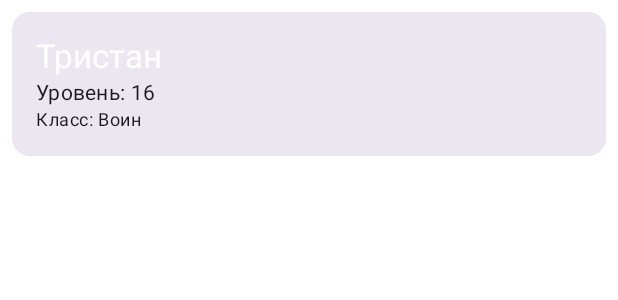
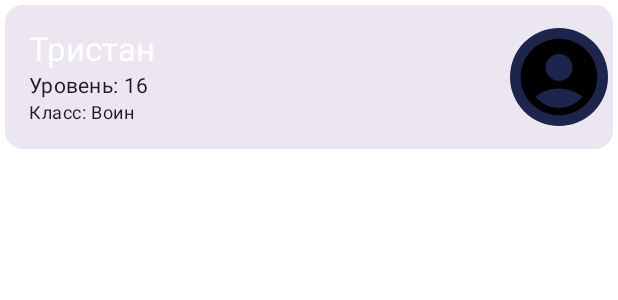
Before and after one commit to Katrina0373/CP, an Android app built with Jetpack Compose: the @Preview function PrevCharCard, on a phone screen of 412 x 824 dp. Shown: the top 300 px of the screen. Run offline under Robolectric (Android 15) with nearby library versions, the phone set to English and light mode, and no system bars.

Commit message:
add character list

```diff
--- a/app/src/main/java/com/mocalovak/cp/data/local/AppDatabase.kt
+++ b/app/src/main/java/com/mocalovak/cp/data/local/AppDatabase.kt
@@ -12,7 +12,7 @@ import com.mocalovak.cp.data.local.entity.SkillEntity
 @Database(entities = [
     CharacterEntity::class,
     SkillEntity::class,
-], version = 2, exportSchema = true)
+], version = 3, exportSchema = true)
 abstract class AppDatabase: RoomDatabase(){
     abstract fun characterDao():CharacterDao
     abstract fun skillDao():SkillDao
--- a/app/src/main/java/com/mocalovak/cp/data/local/dao/CharacterDao.kt
+++ b/app/src/main/java/com/mocalovak/cp/data/local/dao/CharacterDao.kt
@@ -19,7 +19,7 @@ interface CharacterDao{
     @Insert(onConflict = OnConflictStrategy.REPLACE)
     suspend fun insertAll(characters: List<CharacterEntity>)
 
-    @Delete()
+    @Delete
     suspend fun deleteOne(character: CharacterEntity)
 
     @Insert(onConflict = OnConflictStrategy.REPLACE)
--- a/app/src/main/java/com/mocalovak/cp/data/repository/CharacterRepositoryImpl.kt
+++ b/app/src/main/java/com/mocalovak/cp/data/repository/CharacterRepositoryImpl.kt
@@ -12,7 +12,8 @@ class CharacterRepositoryImpl @Inject constructor(
     private val dao:CharacterDao
 ): CharacterRepository{
     override fun getCharacters(): Flow<List<Character>> {
-        return dao.getAll().map { list -> list.map { it.toDomain() } }
+        var listic = dao.getAll()
+        return listic.map { list -> list.map { it.toDomain() } }
     }
 
     override fun getCharacter(id: String): Flow<Character> {
--- a/app/src/main/java/com/mocalovak/cp/domain/model/Character.kt
+++ b/app/src/main/java/com/mocalovak/cp/domain/model/Character.kt
@@ -1,12 +1,15 @@
 package com.mocalovak.cp.domain.model
+
+import android.graphics.Bitmap
 
 data class Character(
     val id:String,
     val name:String,
     val classification: String,
-    val profession1:String,
-    val profession2: String,
+    val profession1:String?,
+    val profession2: String?,
     val race:String,
+    val imagePath: String?,
     var level:Int,
     var maxHP:Int,
     var currentHP:Int,
--- a/app/src/main/java/com/mocalovak/cp/domain/usecase/GetCharactersListUseCase.kt
+++ b/app/src/main/java/com/mocalovak/cp/domain/usecase/GetCharactersListUseCase.kt
@@ -1,5 +1,6 @@
 package com.mocalovak.cp.domain.usecase
 
+import androidx.compose.runtime.collectAsState
 import com.mocalovak.cp.domain.model.Character
 import com.mocalovak.cp.domain.repository.CharacterRepository
 import kotlinx.coroutines.flow.Flow
--- a/app/src/main/java/com/mocalovak/cp/presentation/HomePage/HomePageUiState.kt
+++ b/app/src/main/java/com/mocalovak/cp/presentation/HomePage/HomePageUiState.kt
@@ -6,3 +6,8 @@ sealed class HomePageUiState {
     data class Success(val characters: List<Character>) : HomePageUiState()
     data class Error(val message: String) : HomePageUiState()
 }
+
+sealed class UiEvent {
+    data class Navigate(val route: String) : UiEvent()
+    object NavigateUp : UiEvent()
+}
--- a/app/src/main/java/com/mocalovak/cp/presentation/HomePage/components/CharacterItem.kt
+++ b/app/src/main/java/com/mocalovak/cp/presentation/HomePage/components/CharacterItem.kt
@@ -1,38 +1,81 @@
 package com.mocalovak.cp.presentation.HomePage.components
 
+import androidx.compose.foundation.Image
+import androidx.compose.foundation.background
+import androidx.compose.foundation.layout.Arrangement
 import androidx.compose.foundation.layout.Column
+import androidx.compose.foundation.layout.Row
 import androidx.compose.foundation.layout.fillMaxWidth
 import androidx.compose.foundation.layout.padding
+import androidx.compose.foundation.layout.size
+import androidx.compose.foundation.shape.CircleShape
+import androidx.compose.material.icons.Icons
+import androidx.compose.material.icons.filled.AccountCircle
 import androidx.compose.material3.Card
 import androidx.compose.material3.CardColors
 import androidx.compose.material3.CardDefaults
+import androidx.compose.material3.Icon
 import androidx.compose.material3.MaterialTheme
 import androidx.compose.material3.Text
 import androidx.compose.runtime.Composable
+import androidx.compose.ui.Alignment
 import androidx.compose.ui.Modifier
+import androidx.compose.ui.draw.clip
 import androidx.compose.ui.graphics.Color
+import androidx.compose.ui.graphics.ImageBitmap
+import androidx.compose.ui.graphics.vector.ImageVector
+import androidx.compose.ui.graphics.vector.rememberVectorPainter
+import androidx.compose.ui.platform.LocalContext
 import androidx.compose.ui.tooling.preview.Preview
 import androidx.compose.ui.unit.dp
 import com.mocalovak.cp.domain.model.Character
+import com.mocalovak.cp.utils.loadImageFromAssets
 
 @Composable
-fun CharacterItem(character: Character){
+fun CharacterItem(character: Character, openCharacter: () -> Unit){
+    val context = LocalContext.current
     Card(
         modifier = Modifier
             .fillMaxWidth()
-            .padding(8.dp),
+            .padding(3.dp),
         colors = CardColors(
             containerColor = MaterialTheme.colorScheme.surfaceContainerHigh,
             contentColor = MaterialTheme.colorScheme.onSurface,
             disabledContainerColor = CardDefaults.cardColors().disabledContainerColor,
             disabledContentColor = CardDefaults.cardColors().disabledContentColor
         ),
-        onClick = {}
+        onClick = openCharacter
     ) {
-        Column(Modifier.padding(16.dp)) {
-            Text(text = character.name, style = MaterialTheme.typography.titleLarge, color = Color.White)
-            Text(text = "Уровень: ${character.level}", style = MaterialTheme.typography.bodyMedium)
-            Text(text = "Класс: ${character.classification}", style = MaterialTheme.typography.bodySmall)
+        Row(Modifier.fillMaxWidth(),
+            verticalAlignment = Alignment.CenterVertically,
+            horizontalArrangement = Arrangement.SpaceBetween) {
+            Column(Modifier.padding(16.dp)) {
+                Text(
+                    text = character.name,
+                    style = MaterialTheme.typography.titleLarge,
+                    color = Color.White
+                )
+                Text(
+                    text = "Уровень: ${character.level}",
+                    style = MaterialTheme.typography.bodyMedium
+                )
+                Text(
+                    text = "Класс: ${character.classification}",
+                    style = MaterialTheme.typography.bodySmall
+                )
+            }
+
+            val painter = loadImageFromAssets(context, character.imagePath) ?:  rememberVectorPainter(Icons.Default.AccountCircle)
+            Image(
+                painter = painter,
+                contentDescription = "View",
+                modifier = Modifier
+                    .padding(3.dp)
+                    .size(65.dp)
+                    .clip(CircleShape)
+                    .background(Color(0xFF1D254D))
+                    .padding(2.dp)
+            )
         }
     }
 }
@@ -47,6 +90,7 @@ fun PrevCharCard(){
             profession1 = "Боец",
             profession2 = "Паладин",
             race = "Людоящер",
+            imagePath = null,
             level = 16,
             maxHP = 64,
             currentHP = 64,
@@ -61,5 +105,7 @@ fun PrevCharCard(){
             intelligence = 2,
             wisdom = 3,
             charisma = -1,
-        ))
+        ),
+        openCharacter = {}
+    )
 }
--- a/app/src/main/java/com/mocalovak/cp/presentation/HomePage/components/TelegramRef.kt
+++ b/app/src/main/java/com/mocalovak/cp/presentation/HomePage/components/TelegramRef.kt
@@ -31,6 +31,7 @@ import androidx.compose.ui.res.painterResource
 import androidx.compose.ui.tooling.preview.Preview
 import androidx.compose.ui.unit.dp
 import com.mocalovak.cp.R
+import com.mocalovak.cp.ui.theme.topContainer
 
 @Composable
 fun TelegramRef(modifier: Modifier = Modifier){
@@ -45,14 +46,14 @@ fun TelegramRef(modifier: Modifier = Modifier){
         modifier = modifier.fillMaxWidth(),
         shape = RoundedCornerShape(16.dp),
         colors = CardDefaults.cardColors(
-            containerColor = Color(0xFF171E48) // фон карточки
+            containerColor = topContainer // фон карточки
         ),
         elevation = CardDefaults.cardElevation(defaultElevation = 4.dp)){
         Row(modifier = Modifier
             .padding(12.dp).fillMaxWidth(),
             verticalAlignment = Alignment.CenterVertically,
             horizontalArrangement = Arrangement.SpaceBetween) {
-            Column() {
+            Column {
                 Text("Наш Telegram", color = Color.White)
                 Text("Новости и вопросы авторам", color = MaterialTheme.colorScheme.onSurface)
             }
--- a/app/src/main/java/com/mocalovak/cp/presentation/HomePage/components/TypoVidget.kt
+++ b/app/src/main/java/com/mocalovak/cp/presentation/HomePage/components/TypoVidget.kt
@@ -39,7 +39,7 @@ fun TypoVidget(picture: Painter, title:String, description:String, buttonText:St
         shape = RoundedCornerShape(16.dp),
         modifier = Modifier
             .width(200.dp)
-            .height(250.dp)
+            .height(230.dp)
             .padding(8.dp),
         elevation = CardDefaults.cardElevation(defaultElevation = 8.dp),
         colors = CardDefaults.cardColors(containerColor = button2)
@@ -71,7 +71,6 @@ fun TypoVidget(picture: Painter, title:String, description:String, buttonText:St
                     maxLines = 2,
                     overflow = TextOverflow.Ellipsis
                 )
-                Spacer(modifier = Modifier.height(12.dp))
 
                 Box(modifier = Modifier.fillMaxSize().align(Alignment.End)) {
                     Button(
--- a/app/src/main/java/com/mocalovak/cp/presentation/nav/Screen.kt
+++ b/app/src/main/java/com/mocalovak/cp/presentation/nav/Screen.kt
@@ -11,5 +11,7 @@ sealed class Screen(val route: String,
     object HomePage: Screen("main", "main", R.drawable.home_active, R.drawable.home_not_active)
     object Search : Screen("characters", "Characters", R.drawable.search_active, R.drawable.search_not_active)
     object Rules : Screen("rules", "Rules", R.drawable.book_not_active, R.drawable.book_active)
-    object Character: Screen("character", "Character", R.drawable.character_active, R.drawable.character_not_active)
+    object Character: Screen("character/{characterId}", "Character", R.drawable.character_active, R.drawable.character_not_active){
+        fun createRoute(characterId:String) = "character/$characterId"
+    }
 }
--- a/app/src/main/java/com/mocalovak/cp/ui/theme/Theme.kt
+++ b/app/src/main/java/com/mocalovak/cp/ui/theme/Theme.kt
@@ -29,6 +29,7 @@ private val LightColorScheme = lightColorScheme(
     onBackground = halfAppWhite,
     surfaceContainerHighest = topContainer,
     onSurface = hptems,
+    primaryContainer = topContainer,
 
     /* Other default colors to override
     background = Color(0xFFFFFBFE),
--- /dev/null
+++ b/app/src/main/java/com/mocalovak/cp/utils/CharacterUtils.kt
@@ -0,0 +1,21 @@
+package com.mocalovak.cp.utils
+
+import android.content.Context
+import android.graphics.BitmapFactory
+import androidx.compose.material.icons.Icons
+import androidx.compose.material.icons.filled.AccountCircle
+import androidx.compose.ui.graphics.ImageBitmap
+import androidx.compose.ui.graphics.asImageBitmap
+import androidx.compose.ui.graphics.painter.BitmapPainter
+import androidx.compose.ui.graphics.painter.Painter
+
+fun loadImageFromAssets(context: Context, path: String?): Painter? {
+    return try {
+        if (path.isNullOrEmpty()) return null
+        val inputStream = context.assets.open(path)
+        val bitmap = BitmapFactory.decodeStream(inputStream)
+        BitmapPainter(bitmap.asImageBitmap())
+    } catch (e: Exception) {
+        null
+    }
+}
```
Also changed, not shown: app/src/main/assets/characters.json (+29 -5 lines), app/src/main/java/com/mocalovak/cp/MainActivity.kt (+43 -15 lines), app/src/main/java/com/mocalovak/cp/data/local/entity/CharacterEntity.kt (+7 -2 lines), app/src/main/java/com/mocalovak/cp/presentation/CharacterList/CharacterList.kt (added, +39 -0 lines), app/src/main/java/com/mocalovak/cp/presentation/HomePage/HomePageScreen.kt (+42 -14 lines), app/src/main/java/com/mocalovak/cp/presentation/HomePage/HomePageViewModel.kt (+19 -0 lines), app/src/main/java/com/mocalovak/cp/presentation/nav/AppNavHost.kt (+34 -6 lines), app/src/main/assets/characterImages/img.png (added), 1 other file.
